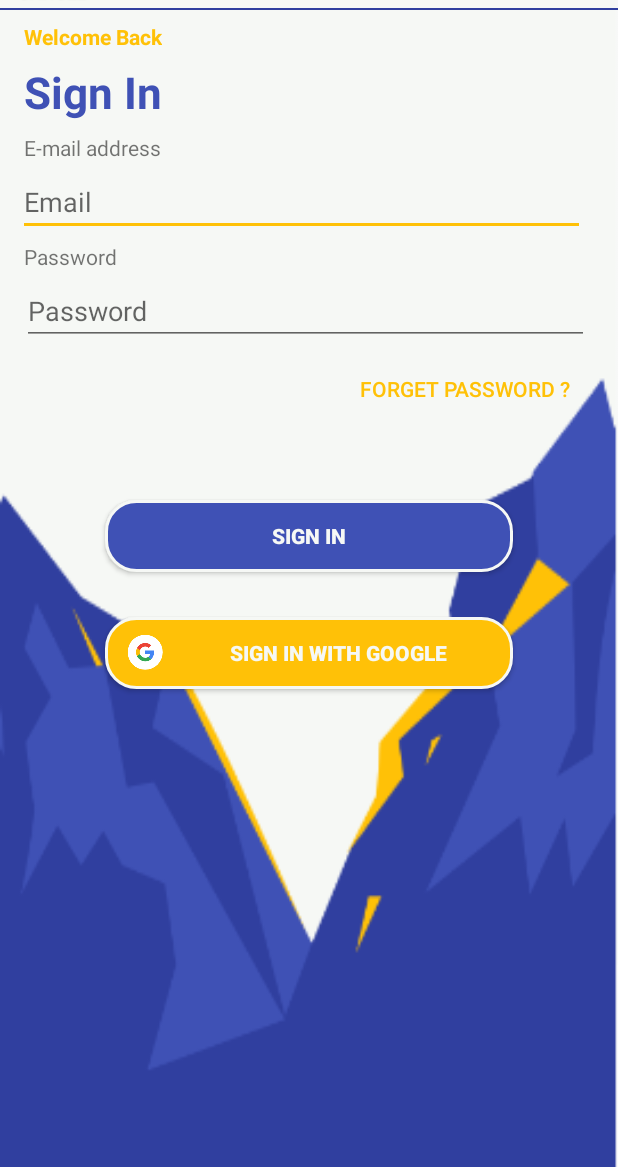
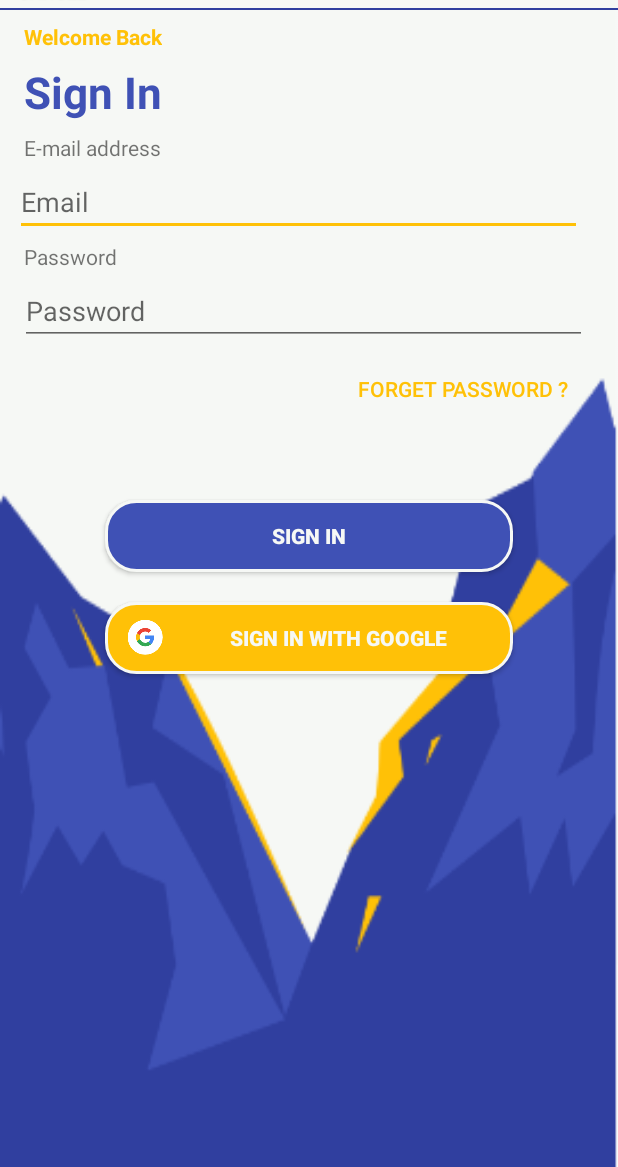
Before and after one commit to alfayedoficial/Togo_List, an Android app: the layout activity_sign_in.xml on its own in the app's theme, with its tools: preview values and no code run, on a phone screen of 412 x 824 dp, the part 69-1236 px from its top. Run offline under Robolectric (Android 15) with nearby library versions, the phone set to English and light mode, and no system bars.

```diff
--- a/app/src/main/AndroidManifest.xml
+++ b/app/src/main/AndroidManifest.xml
@@ -12,8 +12,8 @@
 		  android:roundIcon="@mipmap/ic_launcher_round"
 		  android:supportsRtl="true"
 		  android:theme="@style/AppTheme">
-		  <activity android:name=".view.SignUpActivity"></activity>
-		  <activity android:name=".view.SignInActivity" />
+		  <activity android:name=".view.SignUpActivity"  android:theme="@style/AppTheme.NoActionBar"></activity>
+		  <activity android:name=".view.SignInActivity"  android:theme="@style/AppTheme.NoActionBar"/>
 		  <activity
 			   android:name=".view.FirstActivity"
 			   android:theme="@style/AppTheme.NoActionBar" />
--- a/app/src/main/res/layout/activity_sign_in.xml
+++ b/app/src/main/res/layout/activity_sign_in.xml
@@ -98,7 +98,7 @@
 		  android:id="@+id/editText_email"
 		  android:layout_width="378dp"
 		  android:layout_height="wrap_content"
-		  android:layout_marginStart="12dp"
+		  android:layout_marginStart="10dp"
 		  android:layout_marginTop="4dp"
 		  android:layout_marginEnd="17dp"
 		  android:ems="10"
@@ -122,7 +122,7 @@
 		  android:id="@+id/editText_password"
 		  android:layout_width="378dp"
 		  android:layout_height="wrap_content"
-		  android:layout_marginStart="12dp"
+		  android:layout_marginStart="10dp"
 		  android:layout_marginTop="4dp"
 		  android:layout_marginEnd="17dp"
 		  android:ems="10"
@@ -164,13 +164,13 @@
 		  android:layout_width="match_parent"
 		  android:layout_height="wrap_content"
 		  android:layout_marginStart="70dp"
-		  android:layout_marginTop="30dp"
+		  android:layout_marginTop="20dp"
 		  android:layout_marginEnd="70dp"
 		  android:background="@drawable/gradient_btn_signup"
+		  android:drawableLeft="@drawable/icon_google"
+		  android:paddingLeft="15dp"
 		  android:text="@string/sign_in_with_google"
 		  android:textColor="@color/background_offwhite"
-		  android:drawableLeft="@drawable/icon_google"
-		  android:paddingLeft="15dp"
 		  android:textStyle="bold"
 		  app:layout_constraintEnd_toEndOf="parent"
 		  app:layout_constraintHorizontal_bias="1.0"
```
